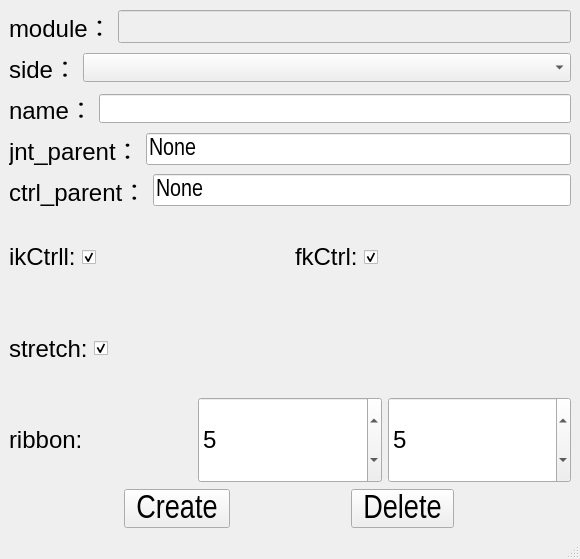
Above: bind/ui/setup/limb_ui.ui from MuZiMuZi/muziToolset before the change. Below: the same form after it.
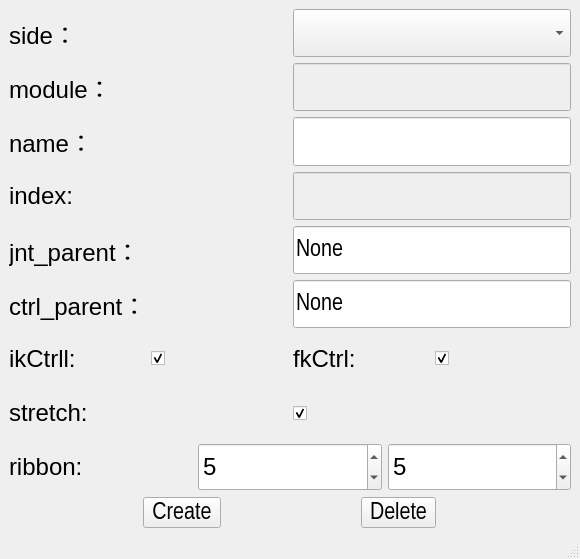
That is the form after the change.

Diff of the .ui file:
```diff
--- a/bind/ui/setup/limb_ui.ui
+++ b/bind/ui/setup/limb_ui.ui
@@ -17,56 +17,12 @@
             <layout class="QVBoxLayout" name="verticalLayout_2">
                 <item>
                     <layout class="QVBoxLayout" name="verticalLayout">
-                        <item>
-                            <layout class="QHBoxLayout" name="horizontalLayout">
-                                <item>
-                                    <widget class="QLabel" name="label">
-                                        <property name="sizePolicy">
-                                            <sizepolicy hsizetype="Fixed" vsizetype="Fixed">
-                                                <horstretch>0</horstretch>
-                                                <verstretch>0</verstretch>
-                                            </sizepolicy>
-                                        </property>
-                                        <property name="font">
-                                            <font>
-                                                <pointsize>18</pointsize>
-                                                <kerning>true</kerning>
-                                            </font>
-                                        </property>
-                                        <property name="contextMenuPolicy">
-                                            <enum>Qt::PreventContextMenu</enum>
-                                        </property>
-                                        <property name="layoutDirection">
-                                            <enum>Qt::LeftToRight</enum>
-                                        </property>
-                                        <property name="text">
-                                            <string>module：</string>
-                                        </property>
-                                        <property name="alignment">
-                                            <set>Qt::AlignLeading|Qt::AlignLeft|Qt::AlignVCenter</set>
-                                        </property>
-                                    </widget>
-                                </item>
-                                <item>
-                                    <widget class="QLineEdit" name="module_edit">
-                                        <property name="enabled">
-                                            <bool>false</bool>
-                                        </property>
-                                        <property name="font">
-                                            <font>
-                                                <pointsize>16</pointsize>
-                                            </font>
-                                        </property>
-                                    </widget>
-                                </item>
-                            </layout>
-                        </item>
                         <item>
                             <layout class="QHBoxLayout" name="horizontalLayout_2">
                                 <item>
                                     <widget class="QLabel" name="side_label">
                                         <property name="sizePolicy">
-                                            <sizepolicy hsizetype="Fixed" vsizetype="Fixed">
+           <sizepolicy hsizetype="Preferred" vsizetype="Preferred">
                                                 <horstretch>0</horstretch>
                                                 <verstretch>0</verstretch>
                                             </sizepolicy>
@@ -99,7 +55,7 @@
                                 <item>
                                     <widget class="QComboBox" name="side_cbox">
                                         <property name="sizePolicy">
-                                            <sizepolicy hsizetype="Preferred" vsizetype="Fixed">
+           <sizepolicy hsizetype="Preferred" vsizetype="Preferred">
                                                 <horstretch>0</horstretch>
                                                 <verstretch>0</verstretch>
                                             </sizepolicy>
@@ -107,7 +63,7 @@
                                         <property name="font">
                                             <font>
                                                 <family>Arial Narrow</family>
-                                                <pointsize>16</pointsize>
+            <pointsize>18</pointsize>
                                                 <weight>50</weight>
                                                 <bold>false</bold>
                                             </font>
@@ -116,12 +72,62 @@
                                 </item>
                             </layout>
                         </item>
+      <item>
+       <layout class="QHBoxLayout" name="horizontalLayout">
+        <item>
+         <widget class="QLabel" name="label">
+          <property name="sizePolicy">
+           <sizepolicy hsizetype="Preferred" vsizetype="Preferred">
+            <horstretch>0</horstretch>
+            <verstretch>0</verstretch>
+           </sizepolicy>
+          </property>
+          <property name="font">
+           <font>
+            <pointsize>18</pointsize>
+            <kerning>true</kerning>
+           </font>
+          </property>
+          <property name="contextMenuPolicy">
+           <enum>Qt::PreventContextMenu</enum>
+          </property>
+          <property name="layoutDirection">
+           <enum>Qt::LeftToRight</enum>
+          </property>
+          <property name="text">
+           <string>module：</string>
+          </property>
+          <property name="alignment">
+           <set>Qt::AlignLeading|Qt::AlignLeft|Qt::AlignVCenter</set>
+          </property>
+         </widget>
+        </item>
+        <item>
+         <widget class="QLineEdit" name="module_edit">
+          <property name="enabled">
+           <bool>false</bool>
+          </property>
+          <property name="sizePolicy">
+           <sizepolicy hsizetype="Preferred" vsizetype="Preferred">
+            <horstretch>0</horstretch>
+            <verstretch>0</verstretch>
+           </sizepolicy>
+          </property>
+          <property name="font">
+           <font>
+            <pointsize>18</pointsize>
+           </font>
+          </property>
+         </widget>
+        </item>
+       </layout>
+      </item>
                         <item>
                             <layout class="QHBoxLayout" name="horizontalLayout_3">
                                 <item>
                                     <widget class="QLabel" name="label_4">
                                         <property name="sizePolicy">
-                                            <sizepolicy hsizetype="Fixed" vsizetype="Fixed">
+           <sizepolicy hsizetype="Preferred" vsizetype="Preferred">
                                                 <horstretch>0</horstretch>
                                                 <verstretch>0</verstretch>
                                             </sizepolicy>
@@ -147,10 +153,56 @@
                                 </item>
                                 <item>
                                     <widget class="QLineEdit" name="name_edit">
+          <property name="sizePolicy">
+           <sizepolicy hsizetype="Preferred" vsizetype="Preferred">
+            <horstretch>0</horstretch>
+            <verstretch>0</verstretch>
+           </sizepolicy>
+          </property>
                                         <property name="font">
                                             <font>
                                                 <family>Arial Narrow</family>
-                                                <pointsize>16</pointsize>
+            <pointsize>18</pointsize>
+           </font>
+          </property>
+         </widget>
+        </item>
+       </layout>
+      </item>
+      <item>
+       <layout class="QHBoxLayout" name="horizontalLayout_8">
+        <item>
+         <widget class="QLabel" name="index_label">
+          <property name="sizePolicy">
+           <sizepolicy hsizetype="Preferred" vsizetype="Preferred">
+            <horstretch>0</horstretch>
+            <verstretch>0</verstretch>
+           </sizepolicy>
+          </property>
+          <property name="font">
+           <font>
+            <pointsize>18</pointsize>
+           </font>
+          </property>
+          <property name="text">
+           <string>index:</string>
+          </property>
+         </widget>
+        </item>
+        <item>
+         <widget class="QLineEdit" name="index_edit">
+          <property name="enabled">
+           <bool>false</bool>
+          </property>
+          <property name="sizePolicy">
+           <sizepolicy hsizetype="Preferred" vsizetype="Preferred">
+            <horstretch>0</horstretch>
+            <verstretch>0</verstretch>
+           </sizepolicy>
+          </property>
+          <property name="font">
+           <font>
+            <pointsize>18</pointsize>
                                             </font>
                                         </property>
                                     </widget>
@@ -161,6 +213,12 @@
                             <layout class="QHBoxLayout" name="horizontalLayout_5">
                                 <item>
                                     <widget class="QLabel" name="label_6">
+          <property name="sizePolicy">
+           <sizepolicy hsizetype="Preferred" vsizetype="Preferred">
+            <horstretch>0</horstretch>
+            <verstretch>0</verstretch>
+           </sizepolicy>
+          </property>
                                         <property name="font">
                                             <font>
                                                 <pointsize>18</pointsize>
@@ -182,6 +240,12 @@
                                 </item>
                                 <item>
                                     <widget class="QLineEdit" name="jnt_parent_edit">
+          <property name="sizePolicy">
+           <sizepolicy hsizetype="Preferred" vsizetype="Preferred">
+            <horstretch>0</horstretch>
+            <verstretch>0</verstretch>
+           </sizepolicy>
+          </property>
                                         <property name="font">
                                             <font>
                                                 <family>Arial Narrow</family>
@@ -200,7 +264,7 @@
                                 <item>
                                     <widget class="QLabel" name="label_7">
                                         <property name="sizePolicy">
-                                            <sizepolicy hsizetype="Fixed" vsizetype="Fixed">
+           <sizepolicy hsizetype="Preferred" vsizetype="Preferred">
                                                 <horstretch>0</horstretch>
                                                 <verstretch>0</verstretch>
                                             </sizepolicy>
@@ -226,6 +290,12 @@
                                 </item>
                                 <item>
                                     <widget class="QLineEdit" name="ctrl_parent_edit">
+          <property name="sizePolicy">
+           <sizepolicy hsizetype="Preferred" vsizetype="Preferred">
+            <horstretch>0</horstretch>
+            <verstretch>0</verstretch>
+           </sizepolicy>
+          </property>
                                         <property name="font">
                                             <font>
                                                 <family>Arial Narrow</family>
@@ -244,7 +314,7 @@
                                 <item>
                                     <widget class="QLabel" name="ikCtrl_label">
                                         <property name="sizePolicy">
-                                            <sizepolicy hsizetype="Fixed" vsizetype="Preferred">
+           <sizepolicy hsizetype="Preferred" vsizetype="Preferred">
                                                 <horstretch>0</horstretch>
                                                 <verstretch>0</verstretch>
                                             </sizepolicy>
@@ -267,6 +337,11 @@
                                                 <verstretch>0</verstretch>
                                             </sizepolicy>
                                         </property>
+          <property name="font">
+           <font>
+            <pointsize>18</pointsize>
+           </font>
+          </property>
                                         <property name="text">
                                             <string/>
                                         </property>
@@ -278,7 +353,7 @@
                                 <item>
                                     <widget class="QLabel" name="fkCtrl_label">
                                         <property name="sizePolicy">
-                                            <sizepolicy hsizetype="Fixed" vsizetype="Preferred">
+           <sizepolicy hsizetype="Preferred" vsizetype="Preferred">
                                                 <horstretch>0</horstretch>
                                                 <verstretch>0</verstretch>
                                             </sizepolicy>
@@ -301,6 +376,11 @@
                                                 <verstretch>0</verstretch>
                                             </sizepolicy>
                                         </property>
+          <property name="font">
+           <font>
+            <pointsize>18</pointsize>
+           </font>
+          </property>
                                         <property name="checked">
                                             <bool>true</bool>
                                         </property>
@@ -313,7 +393,7 @@
                                 <item>
                                     <widget class="QLabel" name="stretch_label">
                                         <property name="sizePolicy">
-                                            <sizepolicy hsizetype="Fixed" vsizetype="Preferred">
+           <sizepolicy hsizetype="Preferred" vsizetype="Preferred">
                                                 <horstretch>0</horstretch>
                                                 <verstretch>0</verstretch>
                                             </sizepolicy>
@@ -336,6 +416,11 @@
                                                 <verstretch>0</verstretch>
                                             </sizepolicy>
                                         </property>
+          <property name="font">
+           <font>
+            <pointsize>18</pointsize>
+           </font>
+          </property>
                                         <property name="text">
                                             <string/>
                                         </property>
@@ -420,7 +505,7 @@
                                         <property name="font">
                                             <font>
                                                 <family>Arial Narrow</family>
-                                                <pointsize>25</pointsize>
+            <pointsize>18</pointsize>
                                             </font>
                                         </property>
                                         <property name="text">
@@ -448,7 +533,7 @@
                                         <property name="font">
                                             <font>
                                                 <family>Arial Narrow</family>
-                                                <pointsize>25</pointsize>
+            <pointsize>18</pointsize>
                                             </font>
                                         </property>
                                         <property name="text">
```
Lines whose indentation alone changed are shown as unchanged.
